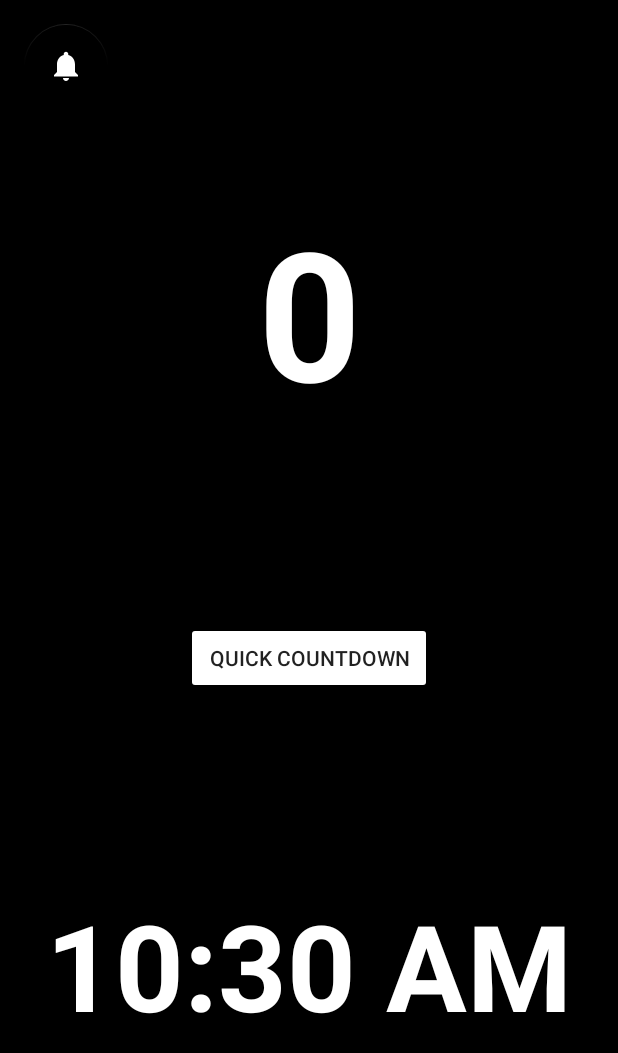
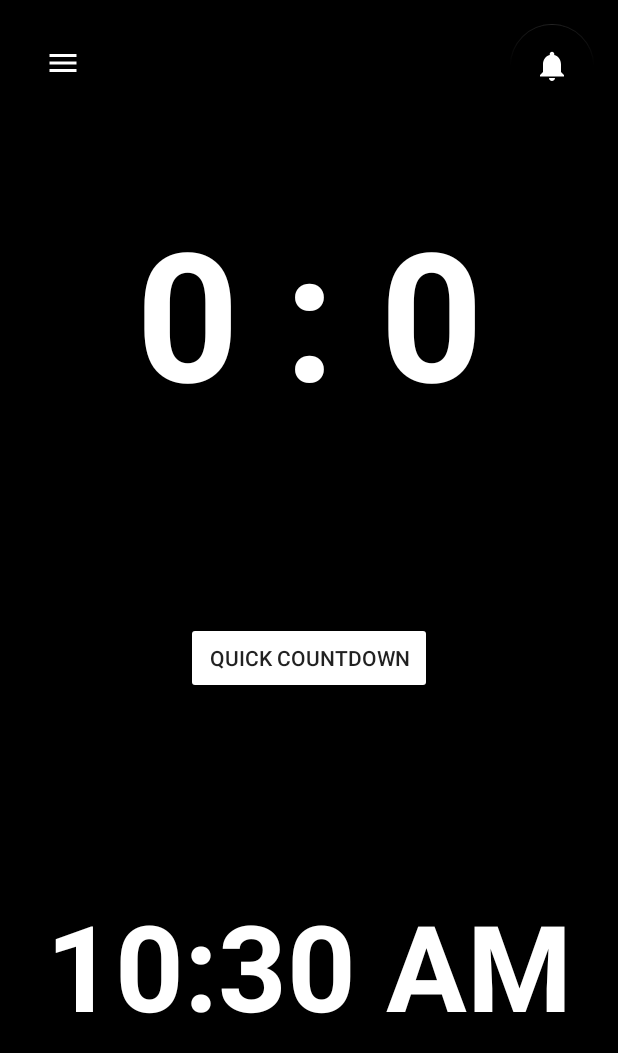
Before and after one commit to Vcky4/Time_Countdown, an Android app: the screen it shows after launch (MainActivity), on a phone screen of 412 x 824 dp. Shown: the top 1053 px of the screen. Run offline under Robolectric (Android 15) with nearby library versions, the light colour scheme and no system bars; our stand-ins replace AdMob; 1 statement that could not run was skipped.

Commit message:
fix - menu UI add new

```diff
--- a/app/src/main/java/com/vicksoson/timecountdown/MainActivity.kt
+++ b/app/src/main/java/com/vicksoson/timecountdown/MainActivity.kt
@@ -132,7 +132,7 @@ class MainActivity : AppCompatActivity() {
 
 
 //        mainViewModel.isEnabled.observe(this, { state ->
-            binding.alamFloatingActionButton.setOnClickListener {
+            binding.menuButton.setOnClickListener {
                 alertMenu.show()
                 soundSwitch.setOnCheckedChangeListener { buttonView, isChecked ->
                     if (buttonView.isChecked){
--- /dev/null
+++ b/app/src/main/res/drawable/ic_baseline_add_24.xml
@@ -0,0 +1,5 @@
+<vector android:height="24dp" android:tint="#FFFFFF"
+    android:viewportHeight="24" android:viewportWidth="24"
+    android:width="24dp" xmlns:android="http://schemas.android.com/apk/res/android">
+    <path android:fillColor="@android:color/white" android:pathData="M19,13h-6v6h-2v-6H5v-2h6V5h2v6h6v2z"/>
+</vector>
--- /dev/null
+++ b/app/src/main/res/drawable/ic_baseline_menu_24.xml
@@ -0,0 +1,5 @@
+<vector android:height="24dp" android:tint="#FFFFFF"
+    android:viewportHeight="24" android:viewportWidth="24"
+    android:width="24dp" xmlns:android="http://schemas.android.com/apk/res/android">
+    <path android:fillColor="@android:color/white" android:pathData="M3,18h18v-2L3,16v2zM3,13h18v-2L3,11v2zM3,6v2h18L21,6L3,6z"/>
+</vector>
--- a/app/src/main/res/layout/activity_main.xml
+++ b/app/src/main/res/layout/activity_main.xml
@@ -28,7 +28,7 @@
         android:layout_width="match_parent"
         android:layout_height="wrap_content"
         android:gravity="center"
-        android:text="0"
+        android:text="0 : 0"
         android:textAppearance="@style/TextAppearance.AppCompat.Display3"
         android:textColor="@color/white"
         android:textSize="120sp"
@@ -51,23 +51,34 @@
         app:layout_constraintTop_toBottomOf="@id/quick_countdown"
         app:layout_constraintStart_toStartOf="parent" />
 
-    <com.google.android.material.floatingactionbutton.FloatingActionButton
-        android:id="@+id/floatingActionButton"
+<!--    <com.google.android.material.floatingactionbutton.FloatingActionButton-->
+<!--        android:id="@+id/floatingActionButton"-->
+<!--        android:layout_width="wrap_content"-->
+<!--        android:layout_height="wrap_content"-->
+<!--        android:layout_margin="16dp"-->
+<!--        android:backgroundTintMode="multiply"-->
+<!--        android:clickable="true"-->
+<!--        android:contentDescription="set time button"-->
+<!--        android:focusable="true"-->
+<!--        android:tint="@color/white"-->
+<!--        android:tintMode="src_in"-->
+<!--        app:backgroundTint="@color/black"-->
+<!--        android:visibility="gone"-->
+<!--        app:layout_constraintBottom_toBottomOf="parent"-->
+<!--        app:layout_constraintEnd_toEndOf="parent"-->
+<!--        app:srcCompat="@drawable/ic_baseline_restore_24"-->
+<!--        tools:ignore="HardcodedText" />-->
+
+    <ImageButton
+        android:id="@+id/menuButton"
         android:layout_width="wrap_content"
         android:layout_height="wrap_content"
-        android:layout_margin="16dp"
-        android:backgroundTintMode="multiply"
-        android:clickable="true"
-        android:contentDescription="set time button"
-        android:focusable="true"
-        android:tint="@color/white"
-        android:tintMode="src_in"
-        app:backgroundTint="@color/black"
-        android:visibility="gone"
-        app:layout_constraintBottom_toBottomOf="parent"
-        app:layout_constraintEnd_toEndOf="parent"
-        app:srcCompat="@drawable/ic_baseline_restore_24"
-        tools:ignore="HardcodedText" />
+        android:src="@drawable/ic_baseline_menu_24"
+        android:background="@color/black"
+        app:layout_constraintStart_toStartOf="parent"
+        app:layout_constraintTop_toTopOf="parent"
+        android:layout_margin="30dp"
+        android:contentDescription="menu button" />
 
     <com.google.android.material.floatingactionbutton.FloatingActionButton
         android:id="@+id/alamFloatingActionButton"
@@ -81,7 +92,7 @@
         android:tint="@color/white"
         android:tintMode="src_in"
         app:backgroundTint="@color/black"
-        app:layout_constraintStart_toStartOf="parent"
+        app:layout_constraintEnd_toEndOf="parent"
         app:layout_constraintTop_toTopOf="parent"
         app:srcCompat="@drawable/ic_baseline_notifications_24"
         tools:ignore="HardcodedText,RedundantDescriptionCheck" />
```
Also changed, not shown: app/src/main/res/layout/menu_option.xml (+37 -0 lines).
